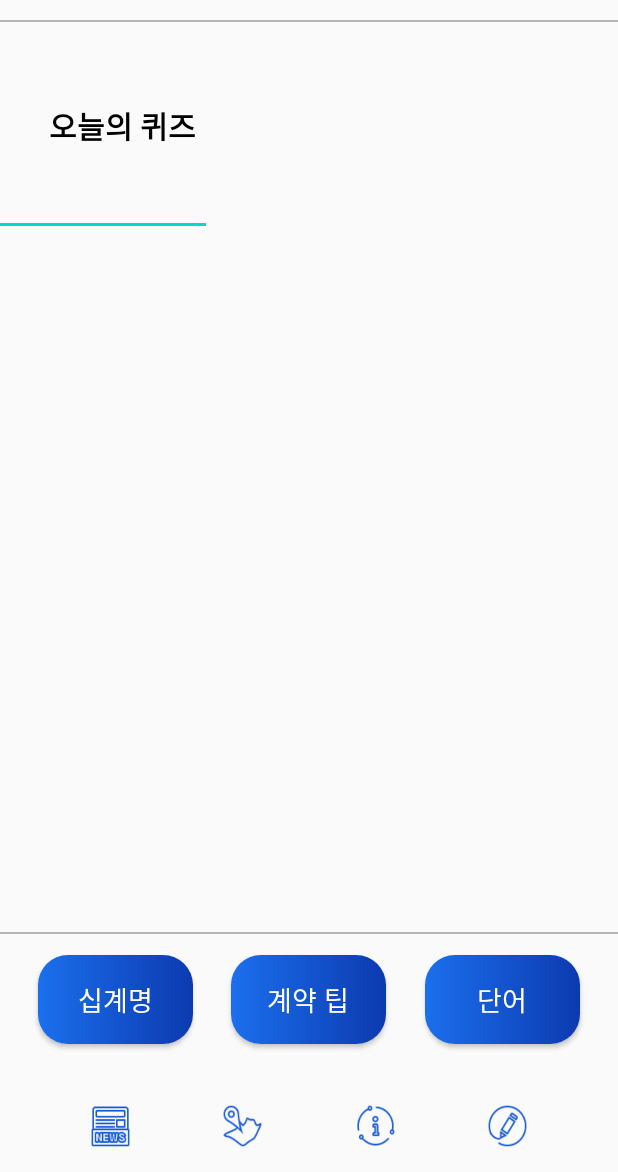
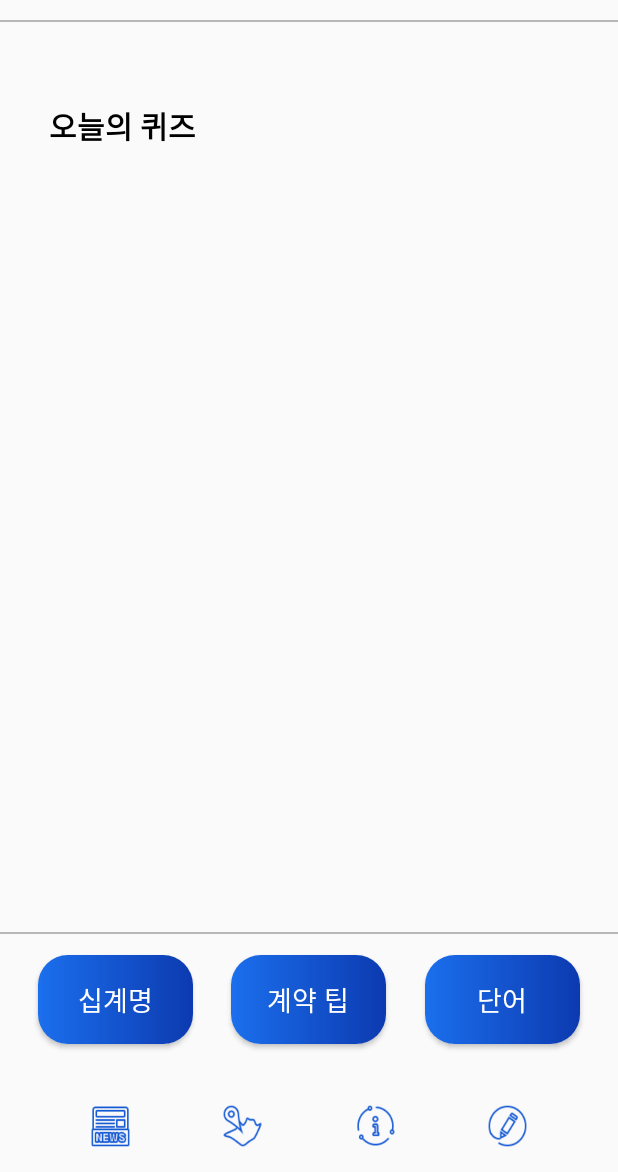
Before and after one commit to hwangyouna03/PocketHome, an Android app: the layout activity_information_word.xml on its own in the app's theme, with its tools: preview values and no code run, on a phone screen of 412 x 824 dp, the part 64-1236 px from its top. Run offline under Robolectric (Android 15) with nearby library versions, the phone set to English and light mode, and no system bars.

Commit message:
fix Information_word files'

```diff
--- a/app/src/main/res/layout/activity_information_word.xml
+++ b/app/src/main/res/layout/activity_information_word.xml
@@ -6,32 +6,29 @@
     android:layout_height="match_parent"
     tools:context=".Information_word">
 
-    <com.google.android.material.tabs.TabLayout
-        android:id="@+id/tab_layout"
-        android:layout_width="match_parent"
-        android:layout_height="wrap_content"
-        android:layout_marginTop="4dp"
+    <!--고정-->
+
+    <androidx.viewpager.widget.ViewPager
+        android:id="@+id/pager"
+        android:layout_width="301dp"
+        android:layout_height="229dp"
+        android:layout_marginStart="19dp"
+        android:layout_marginLeft="19dp"
+        android:layout_marginTop="20dp"
+        android:layout_marginEnd="16dp"
+        android:layout_marginRight="16dp"
         app:layout_constraintEnd_toEndOf="parent"
-        app:layout_constraintHorizontal_bias="0.0"
+        app:layout_constraintHorizontal_bias="0.88"
         app:layout_constraintStart_toStartOf="parent"
         app:layout_constraintTop_toBottomOf="@+id/textView3">
 
-        <com.google.android.material.tabs.TabItem
-            android:layout_width="wrap_content"
+        <com.google.android.material.tabs.TabLayout
+            android:id="@+id/tab_layout"
+            android:layout_width="match_parent"
             android:layout_height="wrap_content" />
 
-        <com.google.android.material.tabs.TabItem
-            android:layout_width="wrap_content"
-            android:layout_height="wrap_content" />
+    </androidx.viewpager.widget.ViewPager>
 
-        <com.google.android.material.tabs.TabItem
-            android:layout_width="wrap_content"
-            android:layout_height="wrap_content" />
-
-
-    </com.google.android.material.tabs.TabLayout>
-
-    <!--고정-->
     <ImageView
         android:id="@+id/imageView"
         android:layout_width="80dp"
@@ -206,30 +203,7 @@
         app:layout_constraintEnd_toEndOf="parent"
         app:layout_constraintStart_toEndOf="@+id/button3" />
 
-    <androidx.viewpager.widget.ViewPager
-        android:id="@+id/viewpager1"
-        android:layout_width="225dp"
-        android:layout_height="156dp"
-        android:layout_marginStart="158dp"
-        android:layout_marginLeft="158dp"
-        android:layout_marginTop="204dp"
-        android:layout_marginEnd="28dp"
-        android:layout_marginRight="28dp"
-        app:layout_constraintEnd_toEndOf="parent"
-        app:layout_constraintStart_toStartOf="parent"
-        app:layout_constraintTop_toTopOf="parent"/>
 
-    <androidx.viewpager.widget.ViewPager
-        android:id="@+id/viewpager"
-        android:layout_width="225dp"
-        android:layout_height="156dp"
-        android:layout_marginTop="204dp"
-        android:layout_marginEnd="148dp"
-        android:layout_marginRight="148dp"
-        app:layout_constraintEnd_toEndOf="parent"
-        app:layout_constraintTop_toTopOf="parent">
-
-    </androidx.viewpager.widget.ViewPager>
 
 
 </androidx.constraintlayout.widget.ConstraintLayout>
```
Also changed, not shown: app/src/main/java/kr/hs/emirim/s2019s40/pockethome1/Information_word.java (+13 -14 lines), app/src/main/java/kr/hs/emirim/s2019s40/pockethome1/PageFragment1.java (added, +20 -0 lines), app/src/main/java/kr/hs/emirim/s2019s40/pockethome1/PageFragment2.java (added, +20 -0 lines), app/src/main/java/kr/hs/emirim/s2019s40/pockethome1/SlidePagerAdapter.java (added, +26 -0 lines).
